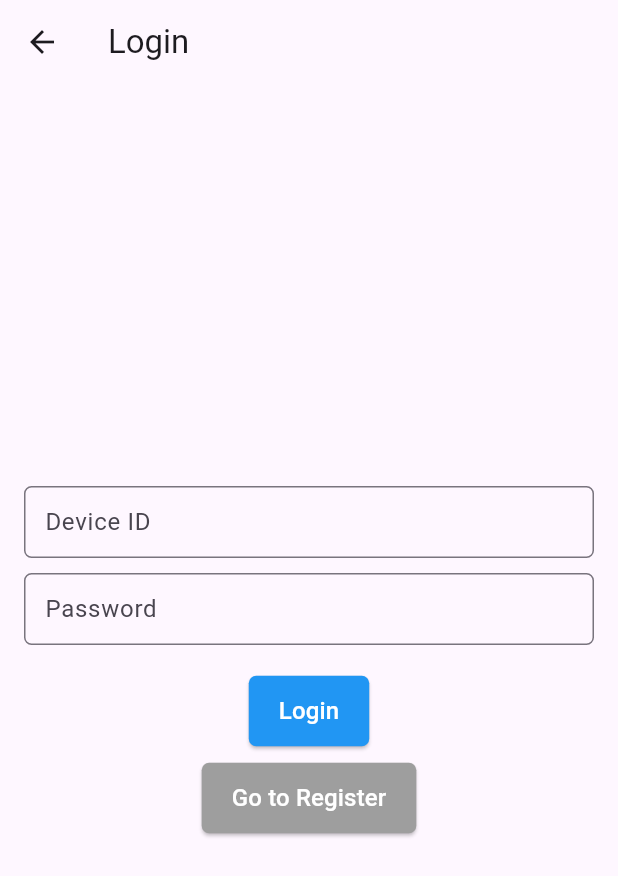
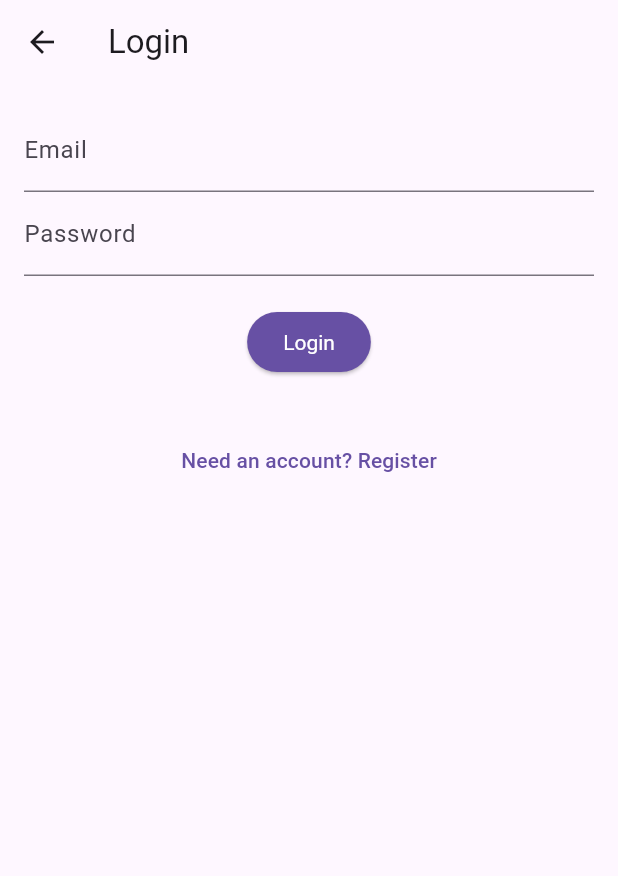
Before and after one commit to elly1109/antitheft-tracker-mobile, a Flutter app: the LoginScreen screen opened by its route, on a phone screen of 412 x 824 dp. Shown: the top 876 px of the screen. Run offline on Flutter 3.47's test engine with Material 3 defaults, Android fonts, the phone set to English and light mode, and no system bars; our stand-ins replace device_info_plus, flutter_dotenv, flutter_map, flutter_secure_storage, geolocator, latlong2 and 1 more; missing offline and left inert: encrypt; accounts and stored records are empty.

Commit message:
Initial commit on main branch

```diff
--- a/antitheft_tracker/lib/components/button.dart
+++ b/antitheft_tracker/lib/components/button.dart
@@ -2,25 +2,22 @@ import 'package:flutter/material.dart';
 
 class CustomButton extends StatelessWidget {
   final String text;
-  final VoidCallback onPressed;
-  final Color color;
+  final VoidCallback? onPressed; // Must be VoidCallback, not Future<void> Function()
+  final Color? color, textColor;
 
-  const CustomButton({
-    required this.text,
-    required this.onPressed,
-    this.color = Colors.blue,
-  });
+  const CustomButton({required this.text, required this.onPressed, this.color, this.textColor });
 
   @override
   Widget build(BuildContext context) {
     return ElevatedButton(
       onPressed: onPressed,
       style: ElevatedButton.styleFrom(
-        backgroundColor: color,
-        padding: EdgeInsets.symmetric(vertical: 12, horizontal: 20),
-        shape: RoundedRectangleBorder(borderRadius: BorderRadius.circular(5)),
+        backgroundColor: color ?? Theme.of(context).primaryColor,
+        padding: EdgeInsets.symmetric(vertical: 12, horizontal: 24),
+        foregroundColor: Colors.white, // Set text/icon color to white
+        textStyle: TextStyle(color: this.textColor), // Ensure text is white
       ),
-      child: Text(text, style: TextStyle(color: Colors.white, fontSize: 16)),
+      child: Text(text),
     );
   }
 }
--- a/antitheft_tracker/lib/screens/login_screen.dart
+++ b/antitheft_tracker/lib/screens/login_screen.dart
@@ -1,8 +1,6 @@
 import 'package:flutter/material.dart';
-import '../components/button.dart';
-import '../components/input.dart';
-import '../services/api_service.dart';
 import '../services/auth_service.dart';
+import '../components/button.dart'; // Assuming this exists
 
 class LoginScreen extends StatefulWidget {
   @override
@@ -10,22 +8,20 @@ class LoginScreen extends StatefulWidget {
 }
 
 class _LoginScreenState extends State<LoginScreen> {
-  final _deviceIdController = TextEditingController();
+  final _emailController = TextEditingController();
   final _passwordController = TextEditingController();
-  bool _isLoading = false;
+  String _status = '';
 
   void _login() async {
-    setState(() => _isLoading = true);
-    try {
-      final response = await apiService.login(_deviceIdController.text, _passwordController.text);
+    final response = await authService.login(
+      _emailController.text,
+      _passwordController.text,
+    );
+    setState(() => _status = response['message'] ?? 'Login failed');
+    if (response['status'] == 'success') {
       final token = response['token'];
-      await authService.storeToken(token);
-      ScaffoldMessenger.of(context).showSnackBar(SnackBar(content: Text('Login successful')));
-      Navigator.pushNamed(context, '/tracker', arguments: _deviceIdController.text);
-    } catch (e) {
-      ScaffoldMessenger.of(context).showSnackBar(SnackBar(content: Text(e.toString())));
-    } finally {
-      setState(() => _isLoading = false);
+      await authService.saveToken(token);
+      Navigator.pushReplacementNamed(context, '/tracker', arguments: response['device_id']);
     }
   }
 
@@ -36,33 +32,28 @@ class _LoginScreenState extends State<LoginScreen> {
       body: Padding(
         padding: EdgeInsets.all(16),
         child: Column(
-          mainAxisAlignment: MainAxisAlignment.center,
           children: [
-            CustomInput(hintText: 'Device ID', controller: _deviceIdController),
+            TextField(
+              controller: _emailController,
+              decoration: InputDecoration(labelText: 'Email'),
+              keyboardType: TextInputType.emailAddress,
+            ),
+            TextField(
+              controller: _passwordController,
+              decoration: InputDecoration(labelText: 'Password'),
+              obscureText: true,
+            ),
+            SizedBox(height: 20),
+            CustomButton(text: 'Login', onPressed: _login, textColor: Colors.white,),
             SizedBox(height: 10),
-            CustomInput(hintText: 'Password', obscureText: true, controller: _passwordController),
-            SizedBox(height: 20),
-            CustomButton(
-              text: _isLoading ? 'Logging in...' : 'Login',
-              onPressed: _isLoading ? () {} : _login, // Non-null callback
-              color: _isLoading ? Colors.grey : Colors.blue,
-            ),
-            SizedBox(height: 10),
-            CustomButton(
-              text: 'Go to Register',
-              color: Colors.grey,
-              onPressed: () => Navigator.pushNamed(context, '/register'),
+            Text(_status),
+            TextButton(
+              onPressed: () => Navigator.pushReplacementNamed(context, '/register'),
+              child: Text('Need an account? Register'),
             ),
           ],
         ),
       ),
     );
   }
-
-  @override
-  void dispose() {
-    _deviceIdController.dispose();
-    _passwordController.dispose();
-    super.dispose();
-  }
 }
--- a/antitheft_tracker/pubspec.yaml
+++ b/antitheft_tracker/pubspec.yaml
@@ -13,9 +13,11 @@ dependencies:
   flutter_secure_storage: ^9.0.0  # For secure token storage
   geolocator: ^12.0.0    # For location tracking
   flutter_dotenv: ^5.1.0 # For environment variables
-  flutter_map: ^7.0.2      # Add for map display
+  flutter_map: ^7.0.2      #For map display
   latlong2: ^0.9.1
-  sensors_plus: ^5.0.1  # Add for accelerometer
+  sensors_plus: ^5.0.1  # for accelerometer
+  flutter_blue_plus: ^1.32.9  # for BLE Mesh
+  device_info_plus: ^10.1.0
 
 dev_dependencies:
   flutter_test:
```
Also changed, not shown: antitheft_tracker/lib/components/text_field.dart (+25 -0 lines), antitheft_tracker/lib/screens/register_screen.dart (+99 -24 lines), antitheft_tracker/lib/screens/tracker_screen.dart (+118 -23 lines), antitheft_tracker/lib/services/api_service.dart (+7 -27 lines), antitheft_tracker/lib/services/auth_service.dart (+16 -4 lines), antitheft_tracker/lib/utils/crypto.dart (+7 -5 lines), antitheft_tracker/pubspec.lock, 4 other files.
